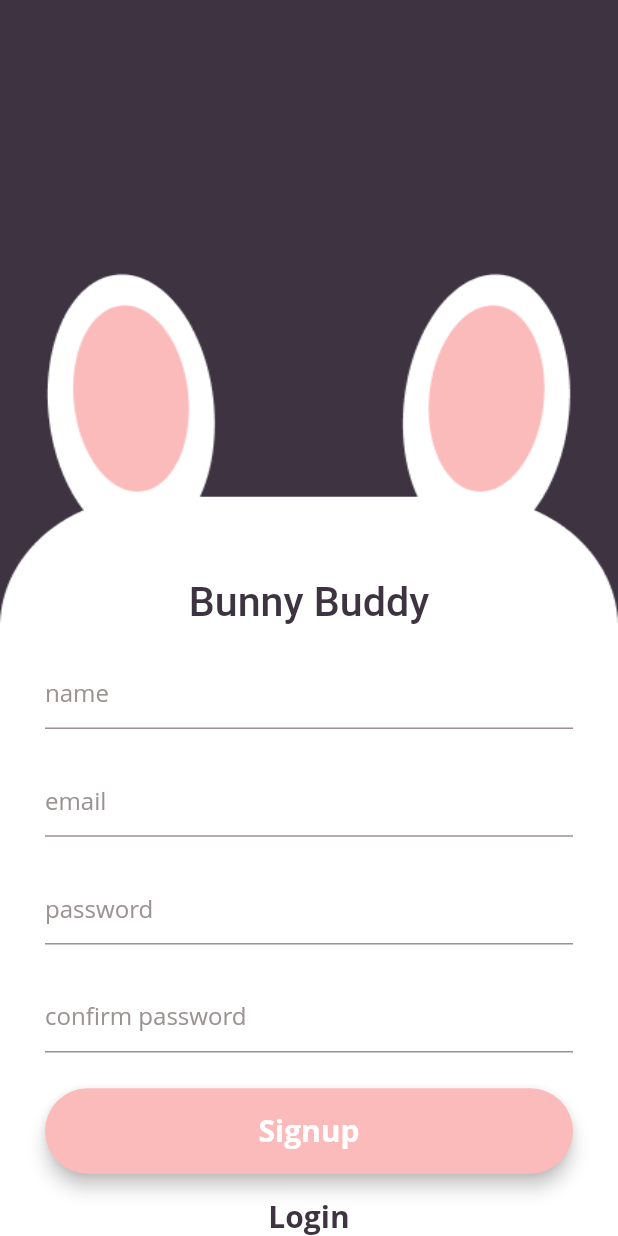
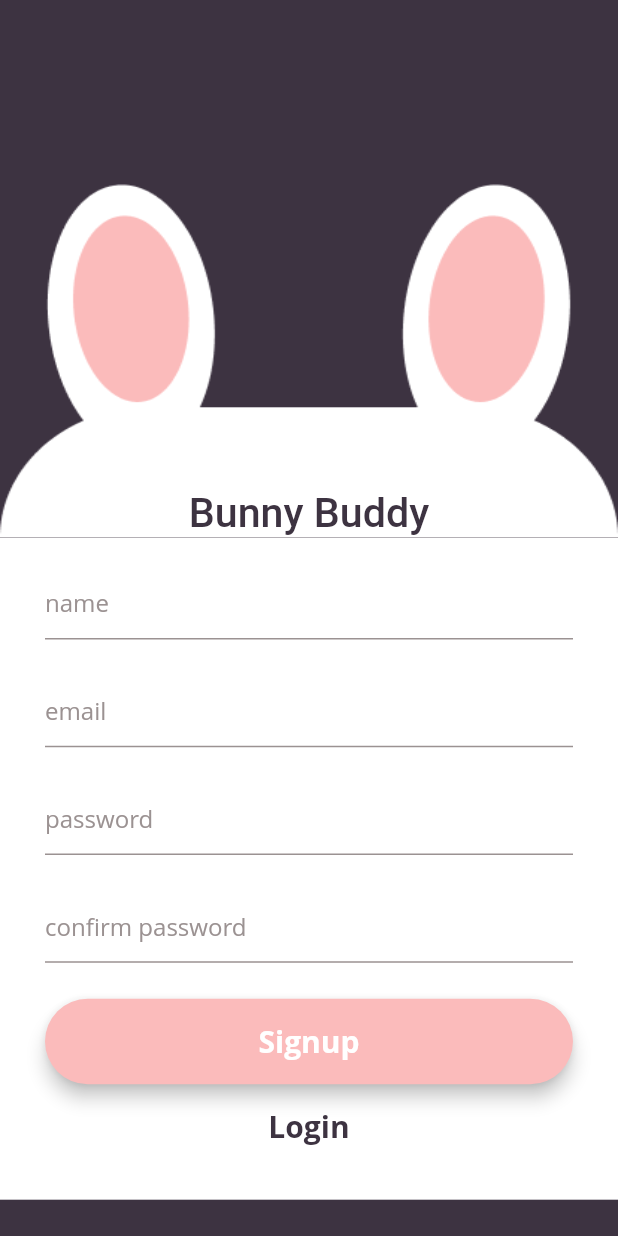
Before and after one commit to AliAkberAakash/bunny_buddy, a Flutter app: the screen it shows after launch, after a tap on "Signup", on a phone screen of 412 x 824 dp. Run offline on Flutter 3.47's test engine with Material 2 defaults, Android fonts, the phone set to English and light mode, and no system bars; our stand-ins replace data_connection_checker, dio, flutter_screenutil, get, get_it, google_fonts and 1 more; Roboto replaces fonts that are missing (Open Sans).

Commit message:
fixed height

```diff
--- a/lib/ui/features/login/login_page.dart
+++ b/lib/ui/features/login/login_page.dart
@@ -18,7 +18,7 @@ class LoginPage extends StatelessWidget {
       body: Column(
         children: [
           SizedBox(
-            height: 150.h,
+            height: 100.h,
           ),
           Container(
             alignment: Alignment.bottomCenter,
--- a/lib/ui/features/signup/signup_page.dart
+++ b/lib/ui/features/signup/signup_page.dart
@@ -16,7 +16,7 @@ class SignupPage extends StatelessWidget {
       body: Column(
         children: [
           SizedBox(
-            height: 150.h,
+            height: 100.h,
           ),
           Container(
             alignment: Alignment.bottomCenter,
```
